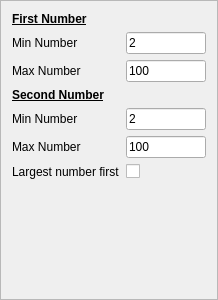
Qt form multiplicationconfigframe.ui (RealGrep/QMentat) before a commit.
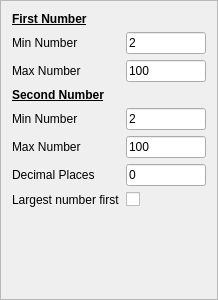
The same form after that commit.

Commit message: * Added new random number generation to all modules. * Upgraded types in all modules to use quint64/32. * Fixed sillyness with deletes. * Added some scaffolding for fixed point in powers/roots modules. * Division works, but assumes integer result. Still need to add a checkbox   and make it an option. * Many things to fix and validate before it's ready with decimals, but works   fairly well at this point.

```diff
--- a/multiplicationconfigframe.ui
+++ b/multiplicationconfigframe.ui
@@ -151,16 +151,30 @@
        </property>
       </widget>
      </item>
-     <item row="7" column="0">
+     <item row="8" column="0">
       <widget class="QLabel" name="largestNumberFirstLabel">
        <property name="text">
         <string>Largest number first</string>
        </property>
       </widget>
      </item>
-     <item row="7" column="1">
+     <item row="8" column="1">
       <widget class="QCheckBox" name="largestNumberFirstCheckBox"/>
      </item>
+     <item row="7" column="0">
+      <widget class="QLabel" name="decimalPlacesLabel">
+       <property name="text">
+        <string>Decimal Places</string>
+       </property>
+      </widget>
+     </item>
+     <item row="7" column="1">
+      <widget class="QLineEdit" name="decimalPlacesLineEdit">
+       <property name="text">
+        <string notr="true">0</string>
+       </property>
+      </widget>
+     </item>
     </layout>
    </item>
   </layout>
```
The commit also changes 21 other files.
